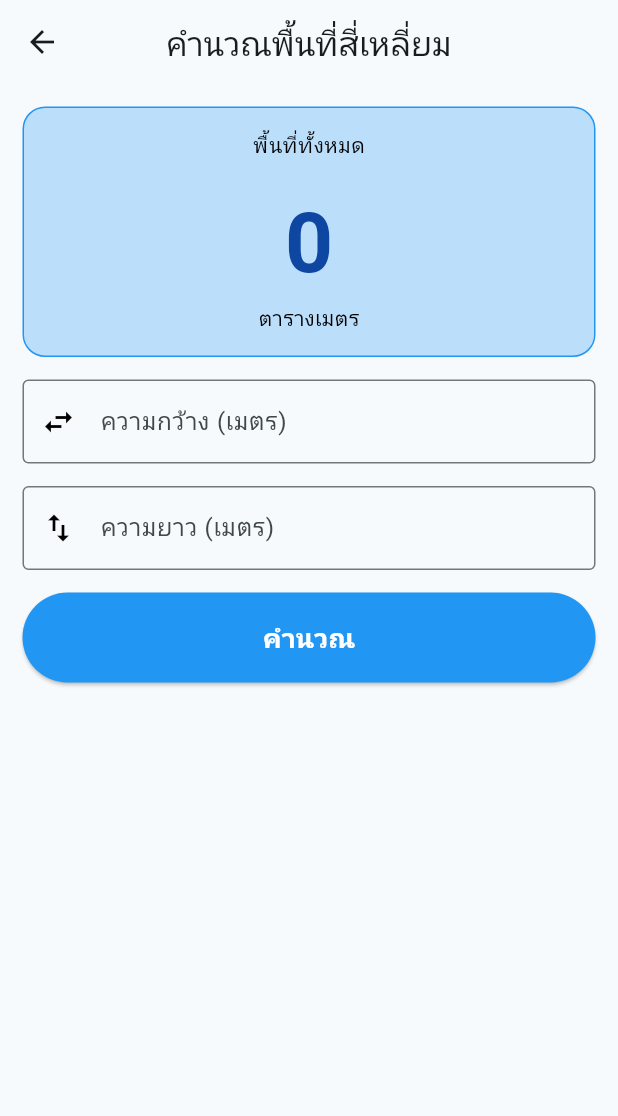
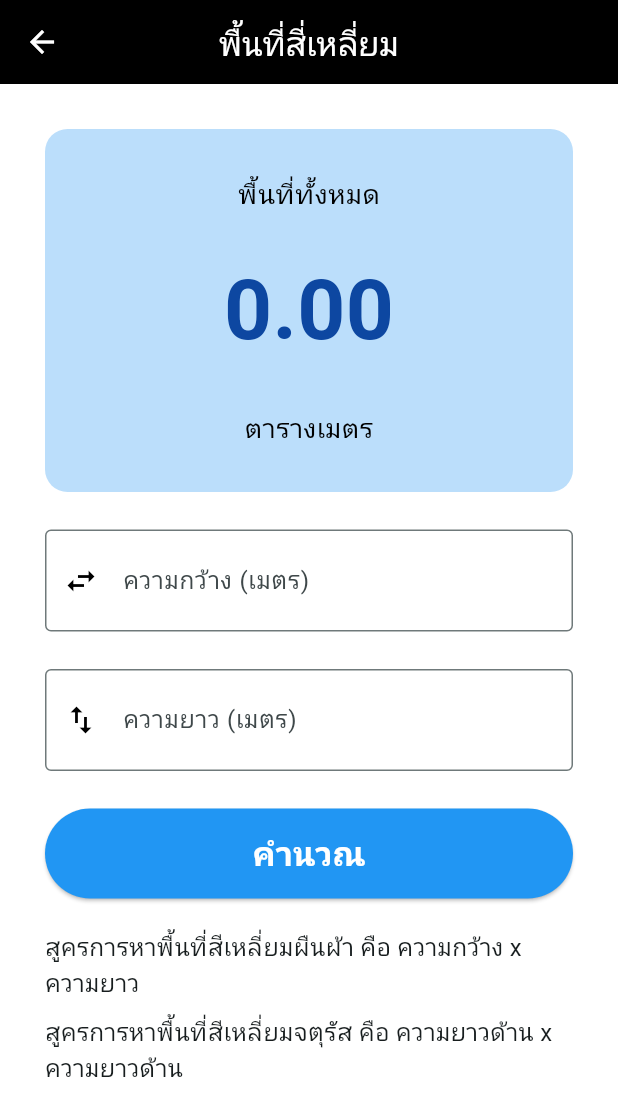
Before and after one commit to Fr05tyT4L0n/w2-takdanai, a Flutter app: the screen it shows after launch, after a tap on "คำนวณพื้นที่สี่เหลี่ยม", on a phone screen of 412 x 824 dp. Shown: the top 1116 px of the screen. Run offline on Flutter 3.47's test engine with Material 3 defaults, Android fonts, the phone set to English and light mode, and no system bars.

Commit message:
"Interface MOD-2"

```diff
--- a/lib/main.dart
+++ b/lib/main.dart
@@ -17,8 +17,19 @@ class MyApp extends StatelessWidget {
       title: 'Flutter',
       debugShowCheckedModeBanner: false,
       theme: ThemeData(
-        colorScheme: ColorScheme.fromSeed(seedColor: Colors.blueGrey),
+        // colorScheme: ColorScheme.fromSeed(seedColor: Colors.white),
+        scaffoldBackgroundColor: Colors.white,
+        appBarTheme: AppBarTheme(
+          backgroundColor: Colors.black,
+          foregroundColor: Colors.white,
+          centerTitle: true,
+        ),
+
+        colorScheme: ColorScheme.fromSeed(
+          seedColor: Colors.white,
+        ),
       ),
+
       initialRoute: '/',
       routes: {
         '/': (context) => HomePage(),
@@ -42,21 +53,21 @@ class HomePage extends StatelessWidget {
           crossAxisAlignment: CrossAxisAlignment.center,
 
           children: [
-            SizedBox(height: 15),
+            SizedBox(height: 30),
 
             Text(
               "โปรแกรมคำนวณ",
               style: TextStyle(
-                fontSize: 32,
+                fontSize: 42,
                 fontWeight: FontWeight.bold,
               ),
             ),
 
-            SizedBox(height: 5),
+            SizedBox(height: 10),
 
             Text(
-              "เลือกรายการที่ต้องการ",
-              style: TextStyle(fontSize: 16, color: Colors.grey.shade700),
+              "กรุณาเลือกรายการที่ต้องการ",
+              style: TextStyle(fontSize: 18, color: Colors.grey.shade700),
             ),
 
             SizedBox(height: 30),
@@ -80,7 +91,7 @@ class HomePage extends StatelessWidget {
                   children: [
                     Icon(Icons.square_foot),
 
-                    SizedBox(width: 15),
+                    SizedBox(width: 12),
 
                     Text(
                       "คำนวณพื้นที่สี่เหลี่ยม",
@@ -114,11 +125,39 @@ class HomePage extends StatelessWidget {
                     SizedBox(width: 15),
 
                     Text(
-                      "แปลงลิตรเป็นแกลลอน",
+                      "แปลงลิตรเป็นแกลลอน (US)",
                       style: TextStyle(fontSize: 18, fontWeight: FontWeight.w600),
                     ),
                   ],
                 ),
+              ),
+            ),
+
+            Spacer(),
+
+            Container(
+              width: double.infinity,
+              padding: EdgeInsets.all(20),
+              decoration: BoxDecoration(
+                color: Colors.grey.shade200,
+                borderRadius: BorderRadius.circular(15),
+
+              ),
+              child: Row(
+                children: [
+                  Icon(Icons.calculate, size: 56, color: Colors.black),
+
+                  SizedBox(width: 15),
+
+                  SizedBox(
+                    child: Text(
+                      "แอพสำหรับคำนวณพื้นที่และแปลงหน่วยอย่างง่าย \nใช้งานสะดวก รวดเร็ว",
+                      style: TextStyle(
+                          fontSize: 16
+                      ),
+                    ),
+                  ),
+                ],
               ),
             ),
           ],
--- a/lib/rectangle_calc.dart
+++ b/lib/rectangle_calc.dart
@@ -8,16 +8,16 @@ class RectangleCalc extends StatefulWidget {
 }
 
 class RectangleCalcState extends State<RectangleCalc> {
-  int _width = 0;
-  int _length = 0;
-  int _area = 0;
+  double _width = 0;
+  double _length = 0;
+  double _area = 0;
 
   TextEditingController _widthCtrl = TextEditingController();
   TextEditingController _lengthCtrl = TextEditingController();
 
   void _calcRectangle() {
-    _width = int.tryParse(_widthCtrl.text) ?? 0;
-    _length = int.tryParse(_lengthCtrl.text) ?? 0;
+    _width = double.tryParse(_widthCtrl.text) ?? 0;
+    _length = double.tryParse(_lengthCtrl.text) ?? 0;
 
     setState(() {
       _area = _width * _length;
@@ -32,28 +32,32 @@ class RectangleCalcState extends State<RectangleCalc> {
   @override
   Widget build(BuildContext context) {
     return Scaffold(
-      appBar: AppBar(title: Text("คำนวณพื้นที่สี่เหลี่ยม"), centerTitle: true),
-      body: Container(
-        padding: EdgeInsets.all(15),
+      appBar: AppBar(title: Text("พื้นที่สี่เหลี่ยม")),
+      body: SingleChildScrollView(
+        padding: EdgeInsets.all(30),
 
         child: Column(
           children: [
             Container(
               width: double.infinity,
-              padding: EdgeInsets.all(15),
+              padding: EdgeInsets.all(30),
               decoration: BoxDecoration(
                 color: Colors.blue.shade100,
                 borderRadius: BorderRadius.circular(15),
-                border: Border.all(color: Colors.blue.shade500)
               ),
               child: Column(
                 children: [
-                  Text("พื้นที่ทั้งหมด", style: TextStyle(color: Colors.black)),
+                  Text(
+                      "พื้นที่ทั้งหมด",
+                      style: TextStyle(
+                          fontSize: 18,
+                          color: Colors.black)
+                  ),
 
-                  SizedBox(height: 15),
+                  SizedBox(height: 25),
 
                   Text(
-                    "$_area",
+                    _area.toStringAsFixed(2),
                     style: TextStyle(
                       fontSize: 56,
                       fontWeight: FontWeight.bold,
@@ -61,34 +65,42 @@ class RectangleCalcState extends State<RectangleCalc> {
                     ),
                   ),
 
-                  Text("ตารางเมตร", style: TextStyle(color: Colors.black)),
+                  SizedBox(height: 25),
+
+                  Text("ตารางเมตร",
+                      style: TextStyle(
+                          fontSize: 18,
+                          color: Colors.black)
+                  ),
                 ],
               ),
             ),
 
-            SizedBox(height: 15),
+            SizedBox(height: 25),
 
             TextField(
               controller: _widthCtrl,
               keyboardType: TextInputType.number,
+              style: TextStyle(fontSize: 24),
               decoration: _textFieldStyle.copyWith(
                 label: Text("ความกว้าง (เมตร)"),
                 prefixIcon: Icon(Icons.swap_horiz, color: Colors.black),
               ),
             ),
 
-            SizedBox(height: 15),
+            SizedBox(height: 25),
 
             TextField(
               controller: _lengthCtrl,
               keyboardType: TextInputType.number,
+              style: TextStyle(fontSize: 24),
               decoration: _textFieldStyle.copyWith(
                 label: Text("ความยาว (เมตร)"),
                 prefixIcon: Icon(Icons.swap_vert, color: Colors.black),
               ),
             ),
 
-            SizedBox(height: 15),
+            SizedBox(height: 25),
 
             SizedBox(
               width: double.infinity,
@@ -102,11 +114,29 @@ class RectangleCalcState extends State<RectangleCalc> {
                   "คำนวณ",
                   style: TextStyle(
                     color: Colors.white,
-                    fontSize: 18,
+                    fontSize: 22,
                     fontWeight: FontWeight.bold,
                   ),
                 ),
               ),
+            ),
+
+            SizedBox(height: 20),
+
+            Text("สูครการหาพื้นที่สีเหลี่ยมผืนผ้า คือ ความกว้าง x ความยาว",
+                style:
+                TextStyle(
+                    fontSize: 16
+                )
+            ),
+
+            SizedBox(height: 10),
+
+            Text("สูครการหาพื้นที่สีเหลี่ยมจตุรัส คือ ความยาวด้าน x ความยาวด้าน",
+                style:
+                TextStyle(
+                    fontSize: 16
+                )
             ),
           ],
         ),
```
Also changed, not shown: lib/volume_calc.dart (+33 -12 lines).
